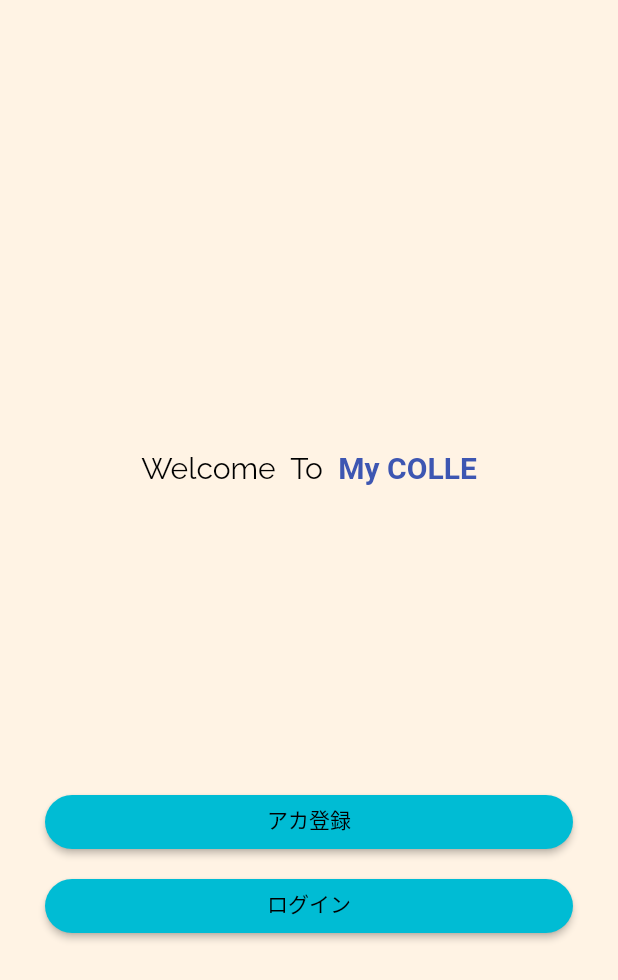
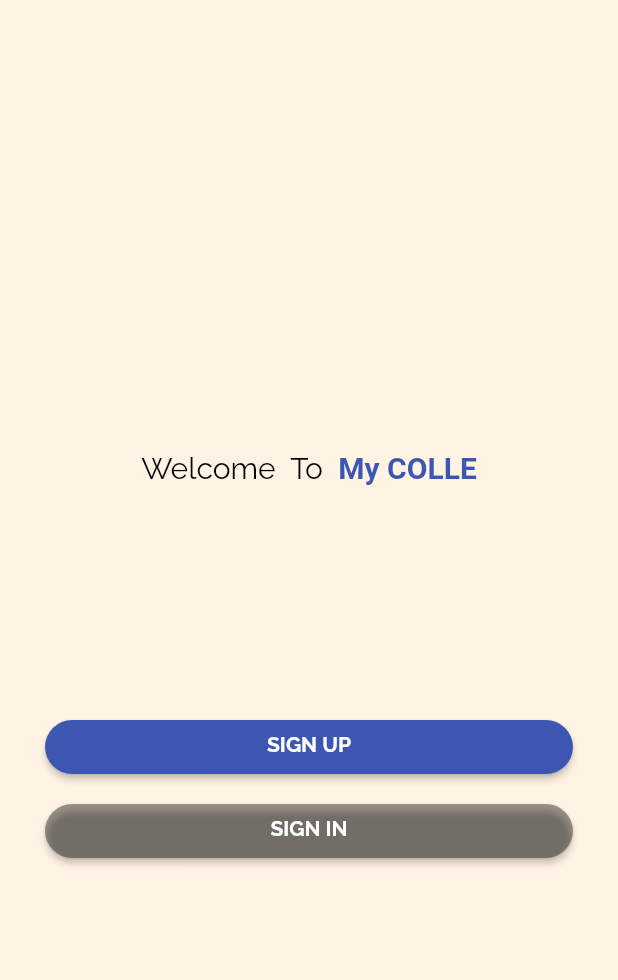
Before and after one commit to kitashio/my-colle-app, a Flutter app: the TopUserPage screen opened directly, on a phone screen of 412 x 824 dp. Shown: the top 980 px of the screen. Run offline on Flutter 3.47's test engine with Material 2 defaults, Android fonts, the phone set to English and light mode, and no system bars; our stand-ins replace google_fonts.

Commit message:
かわいい〜〜！

```diff
--- a/lib/Top_Page/top_user_page.dart
+++ b/lib/Top_Page/top_user_page.dart
@@ -45,10 +45,16 @@ class _TopPageState extends State<TopUserPage> {
                     ],
                   ),
                 ),
-                const SizedBox(height: 200),
+                const SizedBox(height: 150),
                 ElevatedButton(
-                  child: Text('アカ登録'),
+                  child: Text('SIGN UP',
+                    style: GoogleFonts.raleway(
+                      color: Colors.white,
+                      fontWeight: FontWeight.bold,
+                    ),
+                  ),
                   style: ElevatedButton.styleFrom(
+                    primary: Color.fromRGBO(61, 86, 178, 100),
                     shape: const StadiumBorder(),
                     padding: EdgeInsets.fromLTRB(15, 5, 15, 8),
                   ),
@@ -61,9 +67,14 @@ class _TopPageState extends State<TopUserPage> {
                 ),
                 const SizedBox(height: 8),
                 ElevatedButton(
-                  child: Text('ログイン',
+                  child: Text('SIGN IN',
+                    style: GoogleFonts.raleway(
+                      color: Colors.white,
+                      fontWeight: FontWeight.bold,
+                    ),
                   ),
                   style: ElevatedButton.styleFrom(
+                    primary: Colors.black38,
                     shape: const StadiumBorder(),
                     padding: EdgeInsets.fromLTRB(15, 5, 15, 8),
                   ),
--- a/lib/main.dart
+++ b/lib/main.dart
@@ -1,5 +1,6 @@
 import 'package:flutter/material.dart';
-import 'Top_Page/user_add_page.dart';
+import 'Top_Page/top_user_page.dart';
+
 
 void main() {
   runApp(MyApp());
@@ -12,9 +13,12 @@ class MyApp extends StatelessWidget {
     return MaterialApp(
       title: 'My辞書',
       theme: ThemeData(
+        // textTheme: GoogleFonts.sawarabiMinchoTextTheme(
+        //   Theme.of(context).textTheme,
+        // ),
         primarySwatch: Colors.cyan,
       ),
-      home: RegisterPage(),
+      home: TopUserPage(),
     );
   }
 }
```
